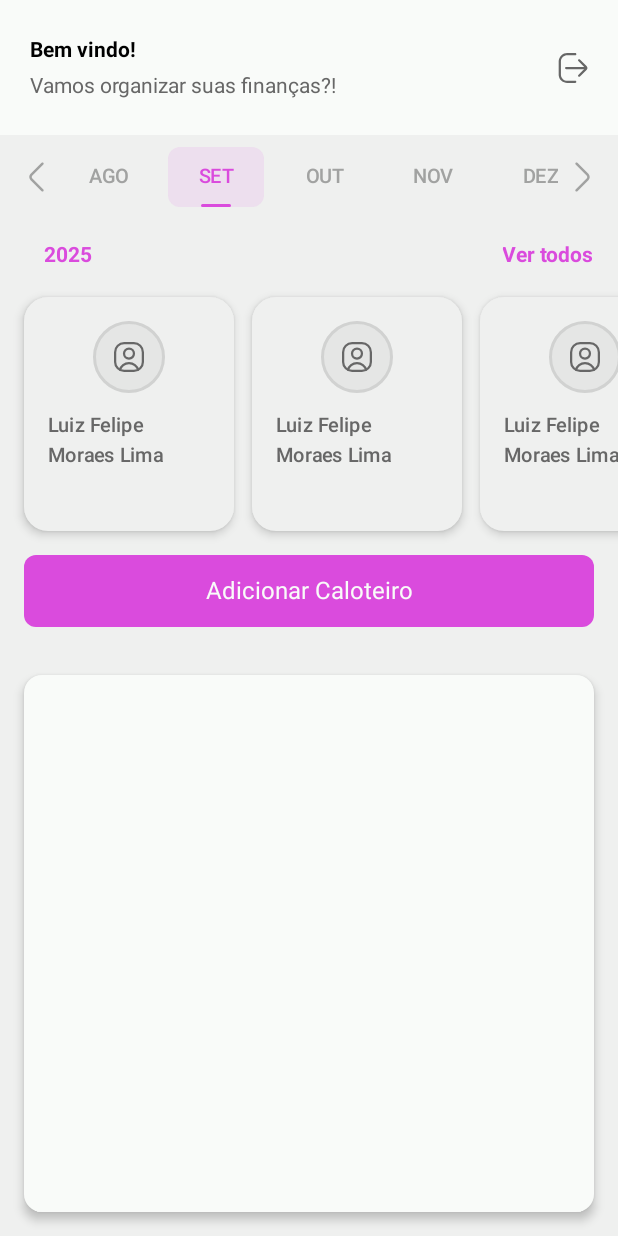
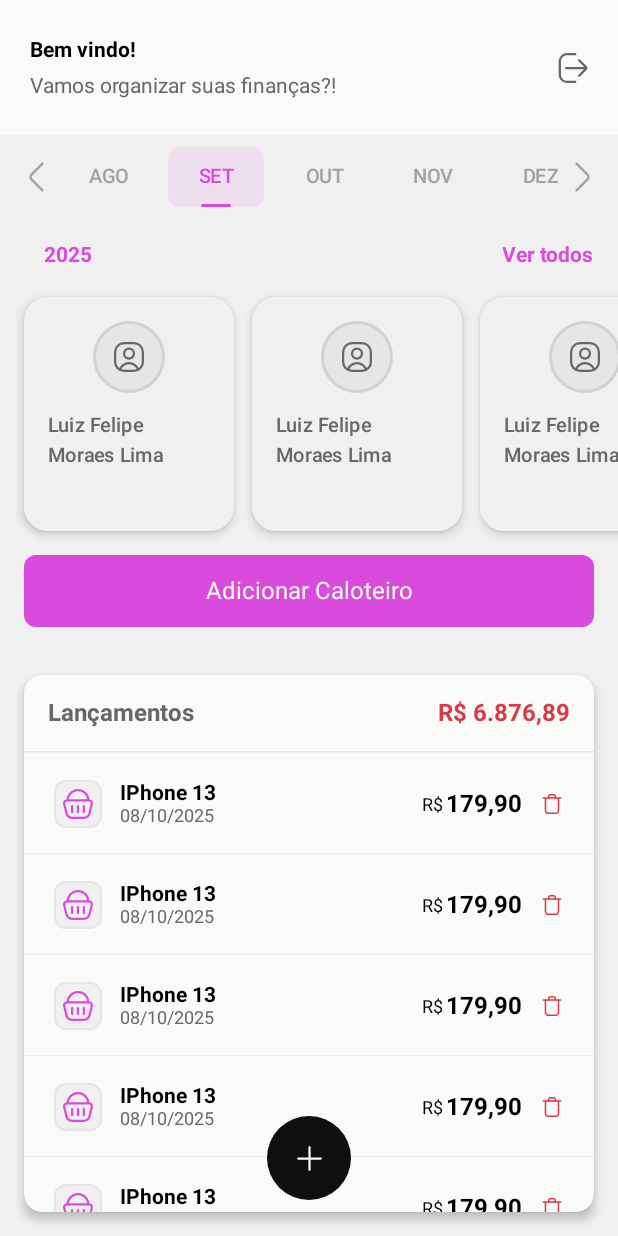
Before and after one commit to Luiz-F3lipe/Finance-Pay, an Android app built with Jetpack Compose: the HomeScreen screen opened through its navigation route, on a phone screen of 412 x 824 dp. Run offline under Robolectric (Android 15) with nearby library versions, the phone set to English and light mode, and no system bars.

Commit message:
Home View Done

```diff
--- a/app/src/main/java/com/luizf3lipe/financepay/components/incomeList/IncomeListItem.kt
+++ b/app/src/main/java/com/luizf3lipe/financepay/components/incomeList/IncomeListItem.kt
@@ -15,17 +15,14 @@ import androidx.compose.foundation.layout.padding
 import androidx.compose.foundation.layout.size
 import androidx.compose.foundation.layout.width
 import androidx.compose.foundation.shape.RoundedCornerShape
-import androidx.compose.material3.SwipeToDismissBox
-import androidx.compose.material3.SwipeToDismissBoxValue
 import androidx.compose.material3.Text
-import androidx.compose.material3.rememberSwipeToDismissBoxState
 import androidx.compose.runtime.Composable
 import androidx.compose.ui.Alignment
 import androidx.compose.ui.Modifier
-import androidx.compose.ui.draw.clip
+import androidx.compose.ui.draw.drawBehind
+import androidx.compose.ui.geometry.Offset
 import androidx.compose.ui.graphics.ColorFilter
 import androidx.compose.ui.res.painterResource
-import androidx.compose.ui.tooling.preview.Preview
 import androidx.compose.ui.unit.dp
 import com.luizf3lipe.financepay.R
 import com.luizf3lipe.financepay.ui.theme.Danger
@@ -37,15 +34,22 @@ import com.luizf3lipe.financepay.ui.theme.Primary
 import com.luizf3lipe.financepay.ui.theme.TextExtraSmall
 import com.luizf3lipe.financepay.ui.theme.TitleMedium
 import com.luizf3lipe.financepay.ui.theme.TitleSmall
+
 @Composable
 fun IncomeListItem() {
     Box(
         modifier = Modifier
-            .clip(RoundedCornerShape(8.dp))
             .background(color = Gray100)
             .fillMaxWidth()
             .height(67.dp)
-            .border(1.dp, Gray200, RoundedCornerShape(8.dp)),
+            .drawBehind {
+                drawLine(
+                    color = Gray300,
+                    start = Offset(0f, size.height),
+                    end = Offset(size.width, size.height),
+                    strokeWidth = 1.dp.toPx()
+                )
+            }
     ) {
         Row(
             modifier = Modifier
--- a/app/src/main/java/com/luizf3lipe/financepay/screens/home/HomeScreen.kt
+++ b/app/src/main/java/com/luizf3lipe/financepay/screens/home/HomeScreen.kt
@@ -2,8 +2,8 @@ package com.luizf3lipe.financepay.screens.home
 
 import android.os.Build
 import androidx.annotation.RequiresApi
+import androidx.compose.foundation.Image
 import androidx.compose.foundation.background
-import androidx.compose.foundation.border
 import androidx.compose.foundation.horizontalScroll
 import androidx.compose.foundation.layout.Arrangement
 import androidx.compose.foundation.layout.Box
@@ -13,26 +13,38 @@ import androidx.compose.foundation.layout.Row
 import androidx.compose.foundation.layout.fillMaxSize
 import androidx.compose.foundation.layout.fillMaxWidth
 import androidx.compose.foundation.layout.padding
+import androidx.compose.foundation.layout.size
 import androidx.compose.foundation.rememberScrollState
-import androidx.compose.foundation.shape.RoundedCornerShape
+import androidx.compose.foundation.shape.CircleShape
+import androidx.compose.foundation.verticalScroll
 import androidx.compose.material3.Card
 import androidx.compose.material3.CardDefaults
-import androidx.compose.material3.CardElevation
+import androidx.compose.material3.FloatingActionButton
+import androidx.compose.material3.HorizontalDivider
+import androidx.compose.material3.Icon
 import androidx.compose.material3.Text
 import androidx.compose.material3.TextButton
 import androidx.compose.runtime.Composable
+import androidx.compose.ui.Alignment
 import androidx.compose.ui.Modifier
-import androidx.compose.ui.draw.shadow
+import androidx.compose.ui.draw.clip
+import androidx.compose.ui.res.painterResource
 import androidx.compose.ui.tooling.preview.Preview
 import androidx.compose.ui.unit.dp
+import com.luizf3lipe.financepay.R
 import com.luizf3lipe.financepay.components.debtorCard.DebtorCard
 import com.luizf3lipe.financepay.components.header.Header
+import com.luizf3lipe.financepay.components.incomeList.IncomeList
 import com.luizf3lipe.financepay.components.monthSelector.MonthSelector
 import com.luizf3lipe.financepay.components.primaryButton.PrimaryButton
+import com.luizf3lipe.financepay.ui.theme.Danger
 import com.luizf3lipe.financepay.ui.theme.Gray100
 import com.luizf3lipe.financepay.ui.theme.Gray200
 import com.luizf3lipe.financepay.ui.theme.Gray300
+import com.luizf3lipe.financepay.ui.theme.Gray500
+import com.luizf3lipe.financepay.ui.theme.Gray700
 import com.luizf3lipe.financepay.ui.theme.Primary
+import com.luizf3lipe.financepay.ui.theme.TitleMedium
 import com.luizf3lipe.financepay.ui.theme.TitleSmall
 import java.time.Month
 
@@ -111,6 +123,14 @@ fun HomeScreen() {
                 .fillMaxSize()
                 .padding(16.dp))
         }
+
+        AddFloatingButton(
+            modifier = Modifier
+                .align(Alignment.BottomCenter)
+                .padding(24.dp)
+                .size(56.dp),
+            onClick = {}
+        )
     }
 }
 
@@ -126,6 +146,46 @@ fun Incomes(modifier: Modifier) {
             pressedElevation = 8.dp
         )
     ) {
+        Row(
+            modifier = Modifier
+                .padding(vertical = 16.dp, horizontal = 16.dp)
+                .fillMaxWidth(),
+            horizontalArrangement = Arrangement.SpaceBetween
+        ) {
+            Text(text = "Lançamentos", style = TitleMedium, color = Gray500)
+            Text(text = "R$ 6.876,89", style = TitleMedium, color = Danger)
+        }
+        HorizontalDivider(color = Gray300)
+        Column(
+            modifier = Modifier
+                .fillMaxSize()
+                .verticalScroll(rememberScrollState())
+        ) {
+            IncomeList(onRemove = {})
+            IncomeList(onRemove = {})
+            IncomeList(onRemove = {})
+            IncomeList(onRemove = {})
+            IncomeList(onRemove = {})
+            IncomeList(onRemove = {})
+            IncomeList(onRemove = {})
+        }
+    }
+}
+
+@Composable
+fun AddFloatingButton(
+    modifier: Modifier = Modifier,
+    onClick: () -> Unit
+) {
+    FloatingActionButton(
+        modifier = modifier.clip(CircleShape),
+        containerColor = Gray700,
+        onClick = onClick
+    ) {
+        Image(
+            painter = painterResource(id = R.drawable.ic_add),
+            contentDescription = "Adicionar",
+        )
     }
 }
 
--- /dev/null
+++ b/app/src/main/res/drawable/ic_add.xml
@@ -0,0 +1,9 @@
+<vector xmlns:android="http://schemas.android.com/apk/res/android"
+    android:width="18dp"
+    android:height="18dp"
+    android:viewportWidth="18"
+    android:viewportHeight="18">
+  <path
+      android:pathData="M8.25,16.5V9.75H1.5C1.086,9.75 0.75,9.414 0.75,9C0.75,8.586 1.086,8.25 1.5,8.25H8.25V1.5C8.25,1.086 8.586,0.75 9,0.75C9.414,0.75 9.75,1.086 9.75,1.5V8.25H16.5L16.577,8.254C16.955,8.292 17.25,8.612 17.25,9C17.25,9.388 16.955,9.708 16.577,9.746L16.5,9.75H9.75V16.5C9.75,16.914 9.414,17.25 9,17.25C8.586,17.25 8.25,16.914 8.25,16.5Z"
+      android:fillColor="#F9FBF9"/>
+</vector>
```
